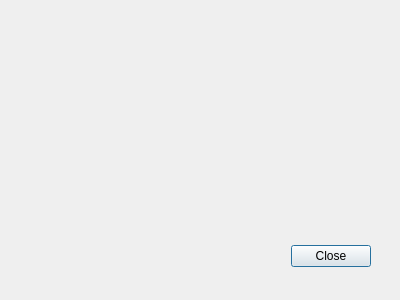
Old version of the form aboutdialog.ui in the repository MicroKoder/QIEC104.
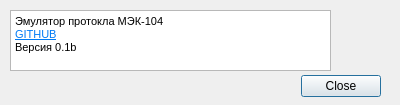
New version of the form.

What changed in the file:
```diff
--- a/aboutdialog.ui
+++ b/aboutdialog.ui
@@ -7,7 +7,7 @@
     <x>0</x>
     <y>0</y>
     <width>400</width>
-    <height>300</height>
+    <height>105</height>
    </rect>
   </property>
   <property name="windowTitle">
@@ -16,8 +16,8 @@
   <widget class="QDialogButtonBox" name="buttonBox">
    <property name="geometry">
     <rect>
-     <x>30</x>
-     <y>240</y>
+     <x>40</x>
+     <y>70</y>
      <width>341</width>
      <height>32</height>
     </rect>
@@ -29,6 +29,31 @@
     <set>QDialogButtonBox::Close</set>
    </property>
   </widget>
+  <widget class="QTextEdit" name="textEdit">
+   <property name="geometry">
+    <rect>
+     <x>10</x>
+     <y>10</y>
+     <width>321</width>
+     <height>61</height>
+    </rect>
+   </property>
+   <property name="readOnly">
+    <bool>true</bool>
+   </property>
+   <property name="html">
+    <string>&lt;!DOCTYPE HTML PUBLIC &quot;-//W3C//DTD HTML 4.0//EN&quot; &quot;http://www.w3.org/TR/REC-html40/strict.dtd&quot;&gt;
+&lt;html&gt;&lt;head&gt;&lt;meta name=&quot;qrichtext&quot; content=&quot;1&quot; /&gt;&lt;style type=&quot;text/css&quot;&gt;
+p, li { white-space: pre-wrap; }
+&lt;/style&gt;&lt;/head&gt;&lt;body style=&quot; font-family:'MS Shell Dlg 2'; font-size:8.25pt; font-weight:400; font-style:normal;&quot;&gt;
+&lt;p style=&quot; margin-top:0px; margin-bottom:0px; margin-left:0px; margin-right:0px; -qt-block-indent:0; text-indent:0px;&quot;&gt;Эмулятор протокла МЭК-104&lt;/p&gt;
+&lt;p style=&quot; margin-top:0px; margin-bottom:0px; margin-left:0px; margin-right:0px; -qt-block-indent:0; text-indent:0px;&quot;&gt;&lt;a href=&quot;https://github.com/MicroKoder/IEC104NA&quot;&gt;&lt;span style=&quot; font-size:8pt; text-decoration: underline; color:#007af4;&quot;&gt;GITHUB&lt;/span&gt;&lt;/a&gt;&lt;/p&gt;
+&lt;p style=&quot; margin-top:0px; margin-bottom:0px; margin-left:0px; margin-right:0px; -qt-block-indent:0; text-indent:0px;&quot;&gt;Версия 0.1b&lt;/p&gt;&lt;/body&gt;&lt;/html&gt;</string>
+   </property>
+   <property name="textInteractionFlags">
+    <set>Qt::TextBrowserInteraction</set>
+   </property>
+  </widget>
  </widget>
  <resources/>
  <connections>
```
Left out of the diff: 20 changed lines with no effect on the pictures.
